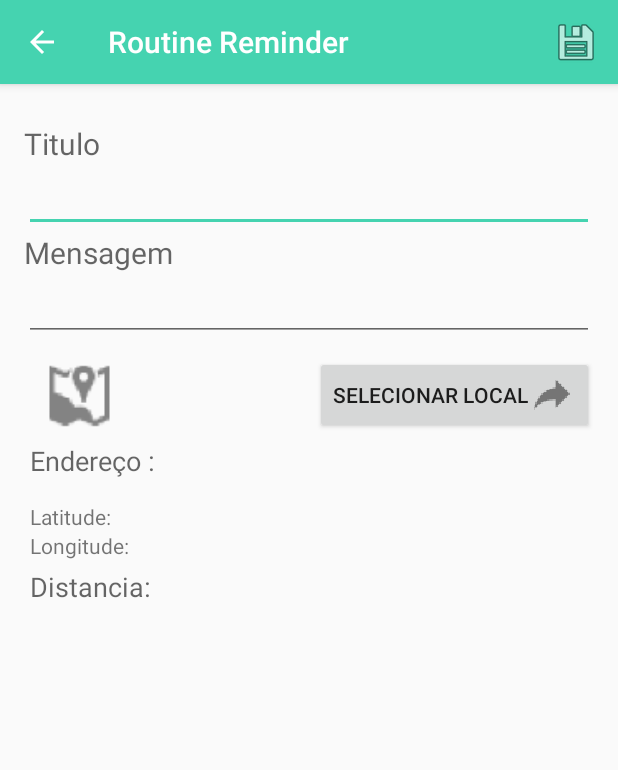
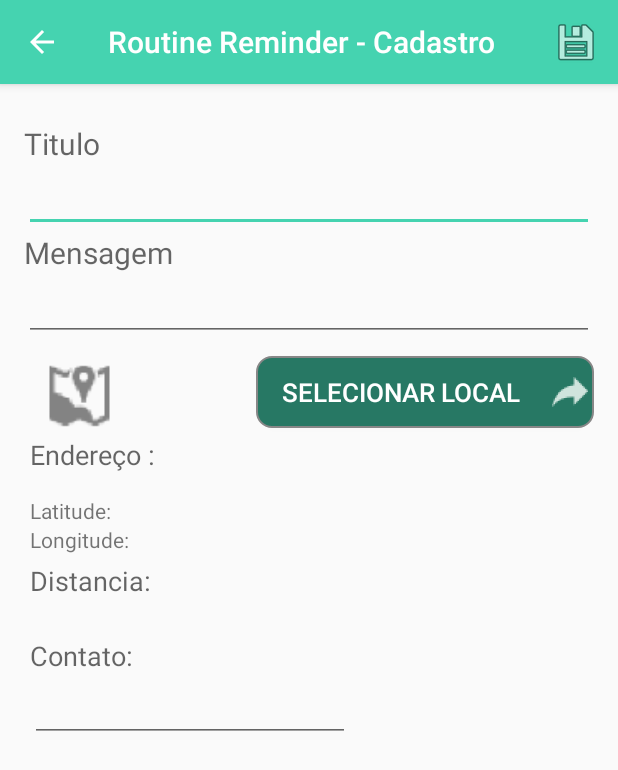
Before and after one commit to jefersonJim/routinereminder, an Android app: the MainActivity screen opened directly, with no data from a screen before it, after a tap on an icon or button, on a phone screen of 412 x 824 dp. Shown: the top 770 px of the screen. Run offline under Robolectric (Android 15) with nearby library versions, the phone set to English and light mode, and no system bars.

Commit message:
Locais visitado e evento SMS

```diff
--- a/app/src/main/java/br/com/jry/routinereminder/activity/MainActivity.java
+++ b/app/src/main/java/br/com/jry/routinereminder/activity/MainActivity.java
@@ -42,7 +42,6 @@ public class MainActivity extends AppCompatActivity {
             startActivityForResult(intent, 1);
         }
 
-
     }
 
 
@@ -51,7 +50,7 @@ public class MainActivity extends AppCompatActivity {
         super.onResume();
 
         AlarmeDao alarmeDao = new AlarmeDao(getApplicationContext());
-        this.alarmes = alarmeDao.getListAlarmes();
+        this.alarmes = alarmeDao.getListAlarmesAtivos();
 
         setContentView(R.layout.activity_main);
         ListView listView = (ListView) findViewById(R.id.listAlarmeView);
@@ -122,6 +121,13 @@ public class MainActivity extends AppCompatActivity {
     @Override
     public boolean onOptionsItemSelected(MenuItem item) {
         int id = item.getItemId();
+
+        if(id == R.id.action_locais){
+            Intent intent = new Intent(getApplicationContext(), LocaisVisitadosActivity.class);
+            startActivity(intent);
+            return true;
+        }
+
         if(id == R.id.action_sobre){
             return true;
         }
--- /dev/null
+++ b/app/src/main/res/drawable/ic_btnshape.xml
@@ -0,0 +1,28 @@
+<?xml version="1.0" encoding="utf-8"?>
+<shape xmlns:android="http://schemas.android.com/apk/res/android" android:shape="rectangle" >
+    <corners
+        android:radius="10dp"
+        />
+    <gradient
+        android:angle="45"
+        android:centerX="18%"
+        android:centerColor="#277864"
+        android:startColor="#277864"
+        android:endColor="#277864"
+        android:type="linear"
+        />
+    <padding
+        android:left="0dp"
+        android:top="0dp"
+        android:right="0dp"
+        android:bottom="0dp"
+        />
+    <size
+        android:width="225dp"
+        android:height="30dp"
+        />
+    <stroke
+        android:width="1dp"
+        android:color="#878787"
+        />
+</shape>
--- a/app/src/main/res/layout/activity_alarme.xml
+++ b/app/src/main/res/layout/activity_alarme.xml
@@ -64,12 +64,15 @@
         android:layout_width="wrap_content"
         android:layout_height="wrap_content"
         android:text="Selecionar local"
+        android:textColor="#FFFFFF"
+        android:textSize="17sp"
         android:id="@+id/btLocal"
-        android:drawableRight="@drawable/ic_next"
+        android:drawableRight="@drawable/ic_next_white"
         android:layout_alignTop="@+id/imageView"
         android:layout_alignRight="@+id/etMsgAlarme"
         android:layout_alignEnd="@+id/etMsgAlarme"
-        android:onClick="setLocal"/>
+        android:onClick="setLocal"
+        android:background="@drawable/ic_btnshape"/>
 
     <TextView
         android:layout_width="wrap_content"
@@ -179,4 +182,25 @@
         android:layout_toLeftOf="@+id/tvLng"
         android:layout_toStartOf="@+id/tvLng" />
 
+    <TextView
+        android:layout_width="wrap_content"
+        android:layout_height="wrap_content"
+        android:textAppearance="?android:attr/textAppearanceMedium"
+        android:text="Contato:"
+        android:id="@+id/tvContatos"
+        android:layout_marginTop="25dp"
+        android:layout_below="@+id/tvLblDistancia"
+        android:layout_alignLeft="@+id/tvLblDistancia"
+        android:layout_alignStart="@+id/tvLblDistancia" />
+
+    <EditText
+        android:layout_width="wrap_content"
+        android:layout_height="wrap_content"
+        android:inputType="phone"
+        android:ems="10"
+        android:id="@+id/etContatos"
+        android:layout_below="@+id/tvContatos"
+        android:layout_alignLeft="@+id/tvContatos"
+        android:layout_alignStart="@+id/tvContatos" />
+
 </RelativeLayout>
--- a/app/src/main/res/menu/menu_main.xml
+++ b/app/src/main/res/menu/menu_main.xml
@@ -2,6 +2,13 @@
     xmlns:app="http://schemas.android.com/apk/res-auto"
     xmlns:tools="http://schemas.android.com/tools"
     tools:context=".activity.MainActivity">
+
+    <item
+        android:id="@+id/action_locais"
+        android:orderInCategory="100"
+        android:title="@string/action_locais"
+        app:showAsAction="never" />
+
     <item
         android:id="@+id/action_sobre"
         android:orderInCategory="100"
--- a/app/src/main/res/values/strings.xml
+++ b/app/src/main/res/values/strings.xml
@@ -5,8 +5,10 @@
     <string name="action_edit">Editar</string>
     <string name="action_delete">Deletar</string>
     <string name="action_desativar">Desativar</string>
-    <string name="list_vazia">Nenhum registro encontrado</string>
+    <string name="list_vazia">Nenhum alarme ativo encontrado</string>
+    <string name="list_vazia_locais">Nenhum local encontrado</string>
     <string name="action_sobre">Sobre</string>
+    <string name="action_locais">Locais visitados</string>
      <string name="place_details">
     <![CDATA[
         <b>%1$s</b>
```
Also changed, not shown: app/src/main/AndroidManifest.xml (+7 -4 lines), app/src/main/java/br/com/jry/routinereminder/activity/AlarmeActivity.java (+10 -1 lines), app/src/main/java/br/com/jry/routinereminder/activity/LocaisVisitadosActivity.java (added, +96 -0 lines), app/src/main/java/br/com/jry/routinereminder/activity/MapsActivity.java (+6 -4 lines), app/src/main/java/br/com/jry/routinereminder/dao/AlarmeDao.java (+92 -13 lines), app/src/main/java/br/com/jry/routinereminder/entity/Alarme.java (+18 -0 lines), app/src/main/java/br/com/jry/routinereminder/service/AlarmeService.java (+53 -9 lines), app/src/main/res/layout/activity_locais_visitados.xml (added, +33 -0 lines), app/src/main/res/drawable-hdpi/ic_next_white.png (added), app/src/main/res/drawable-mdpi/ic_next_white.png (added), app/src/main/res/drawable-xhdpi/ic_next_white.png (added), app/src/main/res/drawable-xxhdpi/ic_next_white.png (added).
